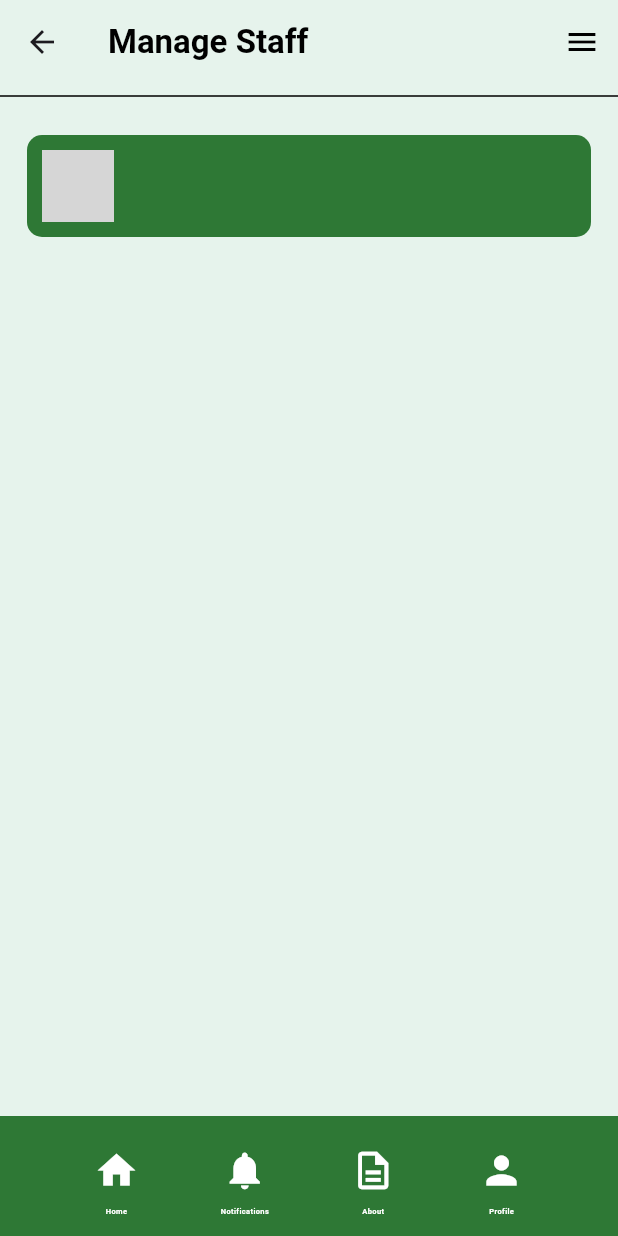
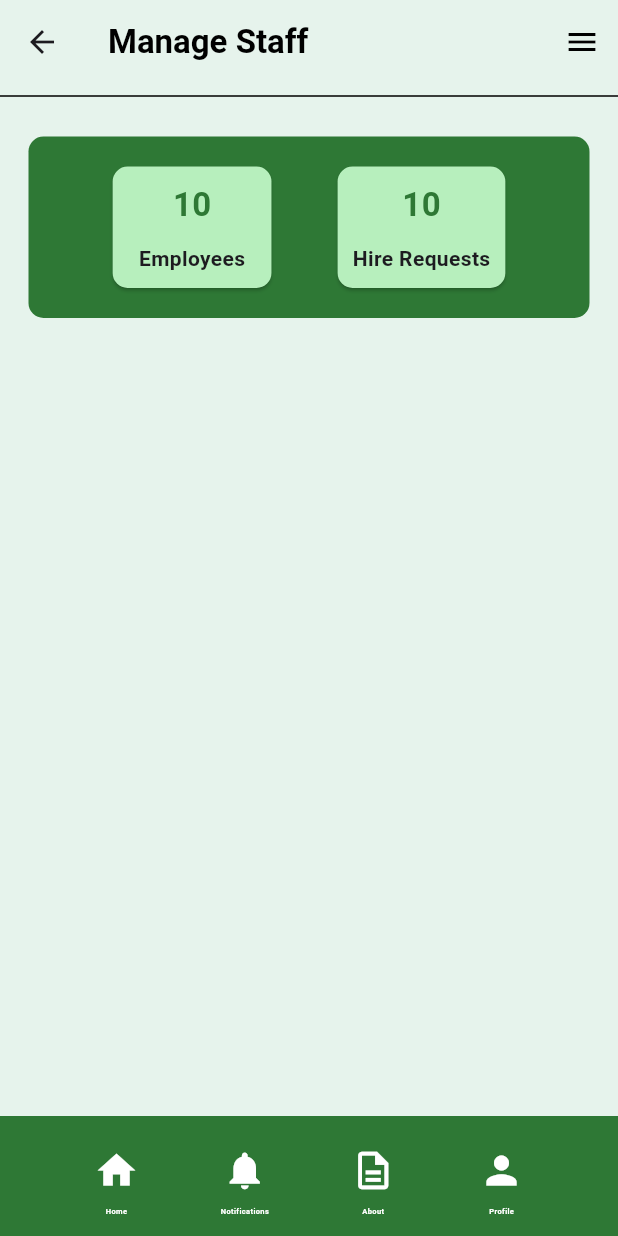
Before and after one commit to Javaria-Shabbir24/SmartWasteManagementSystem-AdminPortal, a Flutter app: the AdminManageStaff screen opened directly, on a phone screen of 412 x 824 dp. Run offline on Flutter 3.47's test engine with Material 3 defaults, Android fonts, the phone set to English and light mode, and no system bars; grey boxes are pictures that could not be loaded.

Commit message:
Stats Cards

```diff
--- a/lib/admin_manage_staff.dart
+++ b/lib/admin_manage_staff.dart
@@ -35,16 +35,19 @@ class AdminManageStaff extends StatelessWidget {
               thickness: 1,
             ),
             Container(
-              margin: const EdgeInsets.all(18),
-              padding: const EdgeInsets.all(10),
+              margin: const EdgeInsets.all(19),
+              padding: const EdgeInsets.all(16),
               decoration: BoxDecoration(
                 color: const Color(0xFF2E7835),
                 borderRadius: BorderRadius.circular(10),
               ),
               child: Row(
-                mainAxisAlignment: MainAxisAlignment.start,
+                mainAxisAlignment: MainAxisAlignment.spaceEvenly,
                 children: [
-                  card(),
+                  //card showing the registered employees
+                  statCard(10,"  Employees  "),
+                  //card showing the pending hiring requests
+                  statCard(10,"Hire Requests"),
                 ],
               ),
             ),
@@ -59,6 +62,32 @@ class AdminManageStaff extends StatelessWidget {
 // returning a card showing the statistics
 Widget statCard(int count, String label){
   return Card(
+    shape: RoundedRectangleBorder(borderRadius: BorderRadius.circular(10)),
+    color: const Color(0xFFB7EFBD),
+    child: Padding(
+      padding: const EdgeInsets.all(10),
+      child: Column(
+      mainAxisAlignment: MainAxisAlignment.start,
+      children: [
+        //printing the count
+        Text(count.toString(),
+        textAlign: TextAlign.left,
+        style: const TextStyle(
+          fontSize: 22,
+          fontWeight: FontWeight.bold,
+          color:  Color(0xFF2E7835),
+        ),
+        ),
+        const SizedBox(height: 10),
+        //printing the label
+        Text(label,
+        style: const TextStyle(
+          fontWeight: FontWeight.w600,
+        ),
+        ),
+      ],
+    ),
 
+    ),
   );
 }
```
